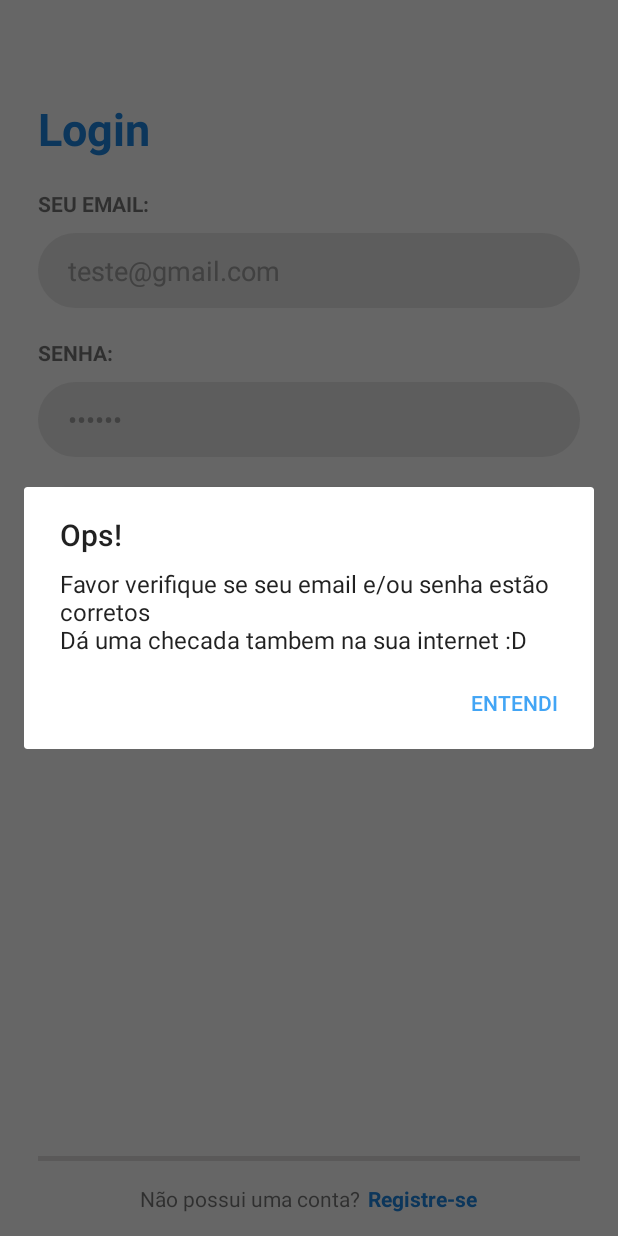
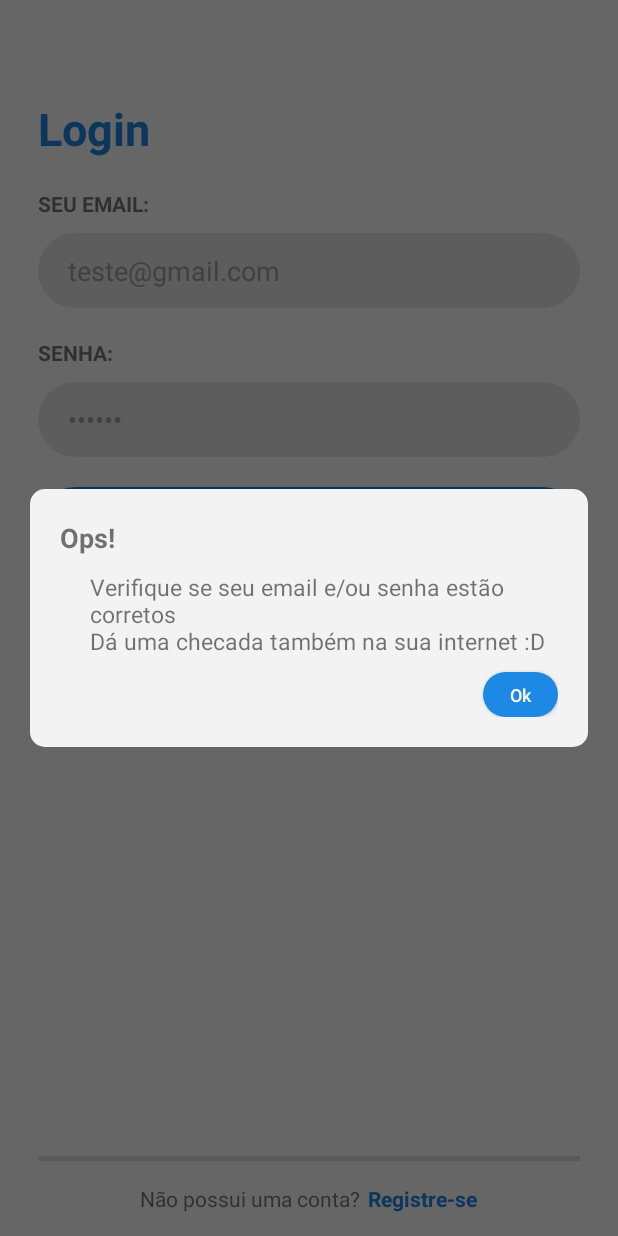
Before and after one commit to nuLL-cmd/coin_see_app_android_public, an Android app: the LoginActivity screen opened directly, with no data from a screen before it, after a tap on "Login", on a phone screen of 412 x 824 dp. Run offline under Robolectric (Android 15) with nearby library versions, the phone set to English and light mode, and no system bars; our stand-ins replace Firebase (no records; nobody signed in at launch, a user with empty details on screens opened directly); libraries missing offline, so code that uses them is left out: com.github.ybq.android; plain views replace SpinKitView; Roboto replaces fonts that are not available here.

Commit message:
Funcionalidades de registro de novo usuario e auto login no registro ajustes no design

```diff
--- a/app/src/main/java/com/automatodev/coinSee/controller/callback/FirebaseCallback.java
+++ b/app/src/main/java/com/automatodev/coinSee/controller/callback/FirebaseCallback.java
@@ -5,8 +5,12 @@ import com.google.firebase.auth.AuthResult;
 import com.google.firebase.auth.FirebaseUser;
 
 public interface FirebaseCallback {
+
     void onSuccessLogin(Task<AuthResult> task);
+
     void onSuccessCreateUser(Task<AuthResult> task, FirebaseUser firebaseUser);
+
     void onFailure(Exception e);
+
     void onSuccessSave(Task<Void> task);
 }
--- a/app/src/main/java/com/automatodev/coinSee/controller/callback/RetrofitCallback.java
+++ b/app/src/main/java/com/automatodev/coinSee/controller/callback/RetrofitCallback.java
@@ -5,6 +5,8 @@ import com.automatodev.coinSee.controller.entity.CoinChildr;
 import java.util.List;
 
 public interface RetrofitCallback {
+
     void onSucces(List<CoinChildr> coinChildrList) throws InterruptedException;
+
     void onSucces(CoinChildr coinChildr0) throws InterruptedException;
 }
--- a/app/src/main/java/com/automatodev/coinSee/controller/service/AuthService.java
+++ b/app/src/main/java/com/automatodev/coinSee/controller/service/AuthService.java
@@ -3,6 +3,7 @@ package com.automatodev.coinSee.controller.service;
 import android.app.Activity;
 import android.content.Intent;
 import android.view.View;
+import android.widget.Button;
 import android.widget.ProgressBar;
 import android.widget.TextView;
 
@@ -29,7 +30,7 @@ public class AuthService {
     }
 
     public void serviceLogin(String email, String pass) {
-        View v = context.getLayoutInflater().inflate(R.layout.progress_login,null);
+        View v = context.getLayoutInflater().inflate(R.layout.progress_login, null);
         TextView txtLabel_progress = v.findViewById(R.id.txtLabel_progress);
         txtLabel_progress.setText("Só um momento...");
         final AlertDialog alerta = new AlertDialog.Builder(context).create();
@@ -52,11 +53,20 @@ public class AuthService {
             @Override
             public void onFailure(Exception e) {
                 alerta.dismiss();
-                AlertDialog.Builder alerta = new AlertDialog.Builder(context);
-                alerta.setTitle("Ops!");
-                alerta.setMessage("Favor verifique se seu email e/ou senha estão corretos\nDá uma checada tambem na sua internet :D");
-                alerta.setPositiveButton("Entendi", null);
-                alerta.show();
+                final AlertDialog alertaEmpty = new AlertDialog.Builder(context).create();
+                View v = context.getLayoutInflater().inflate(R.layout.layout_message, null);
+                TextView txtLabel_message = v.findViewById(R.id.txtLabel_message);
+                txtLabel_message.setText("Verifique se seu email e/ou senha estão corretos\nDá uma checada também na sua internet :D");
+                Button btnDismiss_message = v.findViewById(R.id.btnDismiss_message);
+                btnDismiss_message.setOnClickListener(new View.OnClickListener() {
+                    @Override
+                    public void onClick(View v) {
+                        alertaEmpty.dismiss();
+                    }
+                });
+                alertaEmpty.getWindow().setBackgroundDrawableResource(android.R.color.transparent);
+                alertaEmpty.setView(v);
+                alertaEmpty.show();
             }
 
             @Override
@@ -74,5 +84,4 @@ public class AuthService {
             context.finish();
         }
     }
-
 }
--- a/app/src/main/java/com/automatodev/coinSee/controller/service/CreateUserService.java
+++ b/app/src/main/java/com/automatodev/coinSee/controller/service/CreateUserService.java
@@ -30,6 +30,7 @@ public class CreateUserService {
         final AlertDialog alerta = new AlertDialog.Builder(context).create();
         View view = context.getLayoutInflater().inflate(R.layout.progress_login,null);
         alerta.setView(view);
+        alerta.getWindow().setBackgroundDrawableResource(android.R.color.transparent);
         alerta.show();
         createUserFirebase.createUser(email, pass, new FirebaseCallback() {
             @Override
@@ -37,6 +38,7 @@ public class CreateUserService {
             }
             @Override
             public void onSuccessCreateUser(Task<AuthResult> task, final FirebaseUser firebaseUser) {
+                userEntity.setUserUid(createUserFirebase.getUser().getUid());
                 if (task.isSuccessful()){
                     saveUserFirebase.saveNewUser(firebaseUser.getUid(), userEntity, new FirebaseCallback() {
                         @Override
--- a/app/src/main/res/layout/activity_register.xml
+++ b/app/src/main/res/layout/activity_register.xml
@@ -90,7 +90,7 @@
                 android:text="PAIS :"
                 android:textStyle="bold" />
             <EditText
-                android:id="@+id/edtCoutry_register"
+                android:id="@+id/edtCountry_register"
                 android:layout_width="match_parent"
                 android:layout_height="50dp"
                 android:paddingEnd="15dp"
--- /dev/null
+++ b/app/src/main/res/layout/layout_message.xml
@@ -0,0 +1,52 @@
+<?xml version="1.0" encoding="utf-8"?>
+<LinearLayout
+    xmlns:android="http://schemas.android.com/apk/res/android"
+    android:orientation="vertical"
+    android:layout_width="wrap_content"
+    android:gravity="center"
+    android:background="#00FFFFFF"
+    android:layout_gravity="center"
+    android:layout_height="wrap_content">
+
+
+    <LinearLayout
+        android:layout_width="wrap_content"
+        android:padding="20dp"
+        android:layout_marginStart="20dp"
+        android:layout_marginEnd="20dp"
+        android:layout_height="wrap_content"
+        android:background="@drawable/bg_progress_new_user"
+        android:orientation="vertical">
+        <TextView
+            android:id="@+id/txtTitle_message"
+            android:layout_width="wrap_content"
+            android:layout_height="wrap_content"
+            android:text="Ops!"
+            android:textStyle="bold"
+            android:textSize="18sp"
+            />
+        <TextView
+            android:id="@+id/txtLabel_message"
+            android:layout_width="wrap_content"
+            android:layout_marginTop="10dp"
+            android:textSize="15sp"
+            android:layout_marginStart="20dp"
+            android:layout_height="wrap_content"
+            android:text="Todos os campos devem estar preenchidos!"
+
+            />
+        <Button
+            android:id="@+id/btnDismiss_message"
+            android:layout_width="50dp"
+            android:layout_height="30dp"
+            android:textAllCaps="false"
+            android:layout_marginTop="10dp"
+            android:textSize="12dp"
+            android:layout_gravity="end"
+            android:textColor="#fff"
+            android:background="@drawable/bg_btn_splash"
+            android:text="Ok"/>
+    </LinearLayout>
+
+
+</LinearLayout>
```
Also changed, not shown: app/src/main/java/com/automatodev/coinSee/controller/entity/UserEntity.java (+9 -0 lines), app/src/main/java/com/automatodev/coinSee/view/activity/RegisterActivity.java (+56 -10 lines), app/src/main/res/layout/activity_splash.xml (+19 -8 lines).
